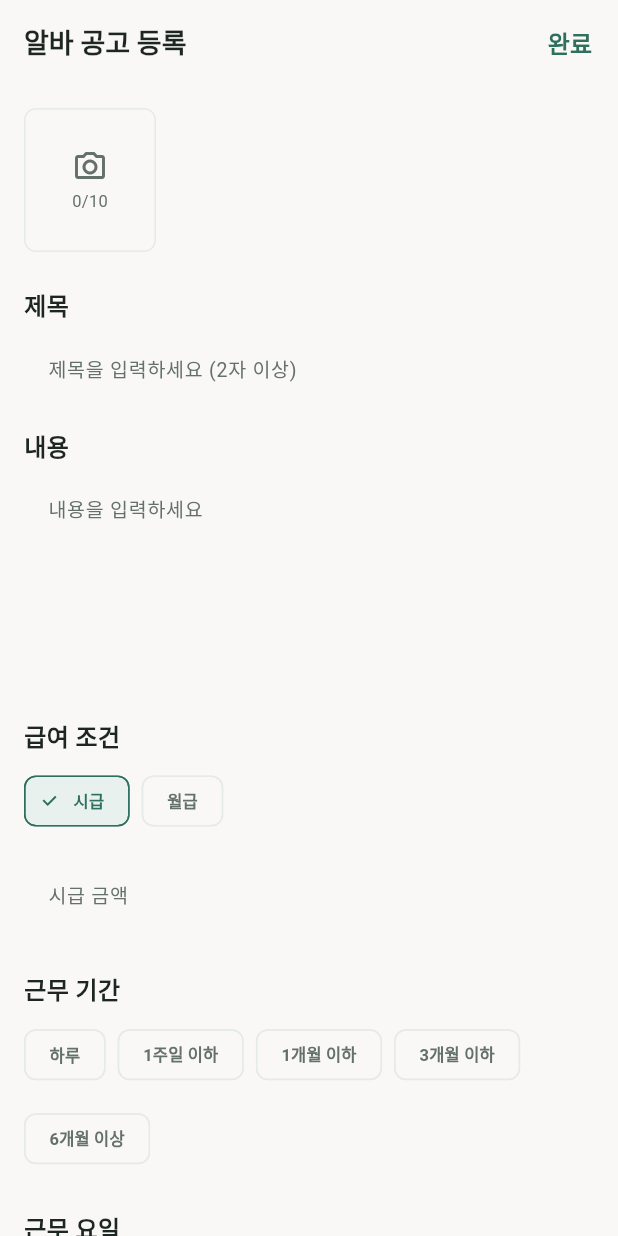
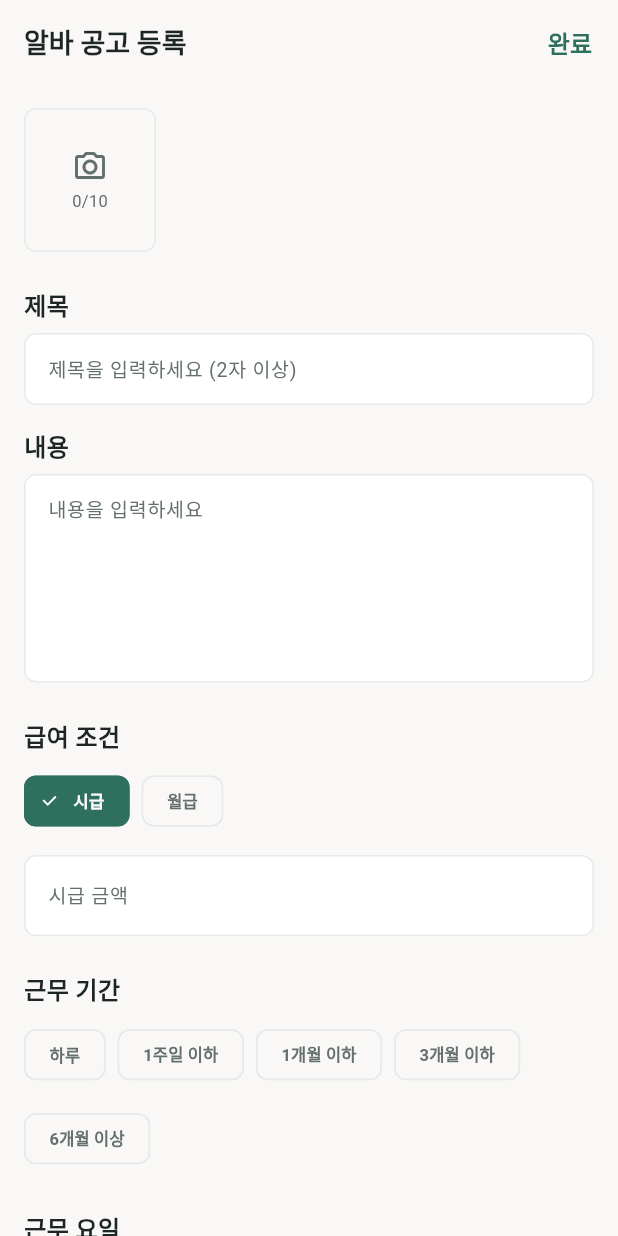
Before and after one commit to planbgw-cell/flatmate, a Flutter app: the JobCreateScreen screen opened by its route, on a phone screen of 412 x 824 dp. Run offline on Flutter 3.47's test engine with Material 3 defaults, Android fonts, the phone set to English and light mode, and no system bars; our stand-ins replace cached_network_image, dio, flutter_map, flutter_riverpod, flutter_secure_storage, flutter_svg and 6 more; accounts and stored records are empty; network calls fail.

Commit message:
Unify core-tab UX with sage brand cards, accents, and empty states.
Align detail/chat/favorites/mypage surfaces to AppColors and cardRadius, wire chat header to the source post, and cover focused borders plus 마감됨 badges in tests.

Co-authored-by: Cursor <cursoragent@cursor.com>

```diff
--- a/lib/features/chat/presentation/widgets/chat_bubble.dart
+++ b/lib/features/chat/presentation/widgets/chat_bubble.dart
@@ -30,7 +30,7 @@ class ChatBubble extends StatelessWidget {
         vertical: AppSpacing.xs,
       ),
       decoration: BoxDecoration(
-        color: mine ? AppColors.primary : AppColors.surface,
+        color: mine ? AppColors.primary : AppColors.cardBackground,
         borderRadius: BorderRadius.only(
           topLeft: const Radius.circular(16),
           topRight: const Radius.circular(16),
--- a/lib/features/chat/presentation/widgets/chat_room_tile.dart
+++ b/lib/features/chat/presentation/widgets/chat_room_tile.dart
@@ -124,12 +124,13 @@ class ChatRoomTile extends StatelessWidget {
                       if (room.unreadCount > 0) ...[
                         const SizedBox(width: 8),
                         Container(
+                          key: ValueKey('room-unread-${room.id}'),
                           padding: const EdgeInsets.symmetric(
                             horizontal: 7,
                             vertical: 2,
                           ),
                           decoration: BoxDecoration(
-                            color: AppColors.primary,
+                            color: AppColors.accent,
                             borderRadius: BorderRadius.circular(10),
                           ),
                           child: Text(
--- a/lib/features/feed/presentation/widgets/category_detail_card.dart
+++ b/lib/features/feed/presentation/widgets/category_detail_card.dart
@@ -95,8 +95,8 @@ class _CardShell extends StatelessWidget {
       width: double.infinity,
       padding: const EdgeInsets.all(AppSpacing.md),
       decoration: BoxDecoration(
-        color: AppColors.surface,
-        borderRadius: BorderRadius.circular(AppSpacing.xs),
+        color: AppColors.cardBackground,
+        borderRadius: BorderRadius.circular(AppSpacing.cardRadius),
         border: Border.all(color: AppColors.border),
       ),
       child: child,
--- a/lib/features/feed/presentation/widgets/detail_bottom_bar.dart
+++ b/lib/features/feed/presentation/widgets/detail_bottom_bar.dart
@@ -35,7 +35,7 @@ class DetailBottomBar extends StatelessWidget {
   final VoidCallback? onSecondaryPressed;
 
   static final _shape = RoundedRectangleBorder(
-    borderRadius: BorderRadius.circular(AppSpacing.xs),
+    borderRadius: BorderRadius.circular(AppSpacing.cardRadius),
   );
 
   Widget _primary() => FilledButton(
@@ -83,7 +83,7 @@ class DetailBottomBar extends StatelessWidget {
 
     return Material(
       elevation: 8,
-      color: AppColors.background,
+      color: AppColors.cardBackground,
       child: Container(
         padding: EdgeInsets.fromLTRB(
           AppSpacing.sm,
--- a/lib/features/post_create/presentation/screens/job_create_screen.dart
+++ b/lib/features/post_create/presentation/screens/job_create_screen.dart
@@ -83,10 +83,18 @@ class _JobCreateScreenState extends ConsumerState<JobCreateScreen> {
         hintText: hint,
         hintStyle: AppTypography.bodyMedium,
         filled: true,
-        fillColor: AppColors.surface,
+        fillColor: AppColors.cardBackground,
+        enabledBorder: OutlineInputBorder(
+          borderRadius: BorderRadius.circular(8),
+          borderSide: const BorderSide(color: AppColors.border),
+        ),
+        focusedBorder: OutlineInputBorder(
+          borderRadius: BorderRadius.circular(8),
+          borderSide: const BorderSide(color: AppColors.primary, width: 1.5),
+        ),
         border: OutlineInputBorder(
           borderRadius: BorderRadius.circular(8),
-          borderSide: BorderSide.none,
+          borderSide: const BorderSide(color: AppColors.border),
         ),
       );
 
--- a/lib/features/post_create/presentation/widgets/post_form_fields.dart
+++ b/lib/features/post_create/presentation/widgets/post_form_fields.dart
@@ -69,10 +69,18 @@ class PostFormFields extends StatelessWidget {
       hintText: hint,
       hintStyle: AppTypography.bodyMedium,
       filled: true,
-      fillColor: AppColors.surface,
+      fillColor: AppColors.cardBackground,
+      enabledBorder: OutlineInputBorder(
+        borderRadius: BorderRadius.circular(8),
+        borderSide: const BorderSide(color: AppColors.border),
+      ),
+      focusedBorder: OutlineInputBorder(
+        borderRadius: BorderRadius.circular(8),
+        borderSide: const BorderSide(color: AppColors.primary, width: 1.5),
+      ),
       border: OutlineInputBorder(
         borderRadius: BorderRadius.circular(8),
-        borderSide: BorderSide.none,
+        borderSide: const BorderSide(color: AppColors.border),
       ),
       contentPadding: const EdgeInsets.all(AppSpacing.sm),
     );
@@ -114,11 +122,11 @@ class SelectableChipRow extends StatelessWidget {
               }
               onSelected(next);
             },
-            selectedColor: AppColors.primaryContainer,
-            checkmarkColor: AppColors.primary,
+            selectedColor: AppColors.primary,
+            checkmarkColor: Colors.white,
             labelStyle: AppTypography.badgeText.copyWith(
               color: selected.contains(option)
-                  ? AppColors.primary
+                  ? Colors.white
                   : AppColors.textSecondary,
             ),
             side: BorderSide(
@@ -158,10 +166,18 @@ class NumberField extends StatelessWidget {
         labelStyle: AppTypography.bodyMedium,
         suffixText: suffix,
         filled: true,
-        fillColor: AppColors.surface,
+        fillColor: AppColors.cardBackground,
+        enabledBorder: OutlineInputBorder(
+          borderRadius: BorderRadius.circular(8),
+          borderSide: const BorderSide(color: AppColors.border),
+        ),
+        focusedBorder: OutlineInputBorder(
+          borderRadius: BorderRadius.circular(8),
+          borderSide: const BorderSide(color: AppColors.primary, width: 1.5),
+        ),
         border: OutlineInputBorder(
           borderRadius: BorderRadius.circular(8),
-          borderSide: BorderSide.none,
+          borderSide: const BorderSide(color: AppColors.border),
         ),
       ),
     );
```
Also changed, not shown: lib/features/chat/presentation/screens/chat_room_screen.dart (+10 -1 lines), lib/features/chat/presentation/widgets/chat_product_header.dart (+16 -2 lines), lib/features/feed/presentation/widgets/author_profile_card.dart (+8 -0 lines), lib/features/mypage/presentation/pages/favorites_screen.dart (+43 -6 lines), lib/features/mypage/presentation/pages/my_page.dart (+13 -7 lines), lib/features/mypage/presentation/widgets/my_feed_tile.dart (+60 -4 lines), 1 other file.
